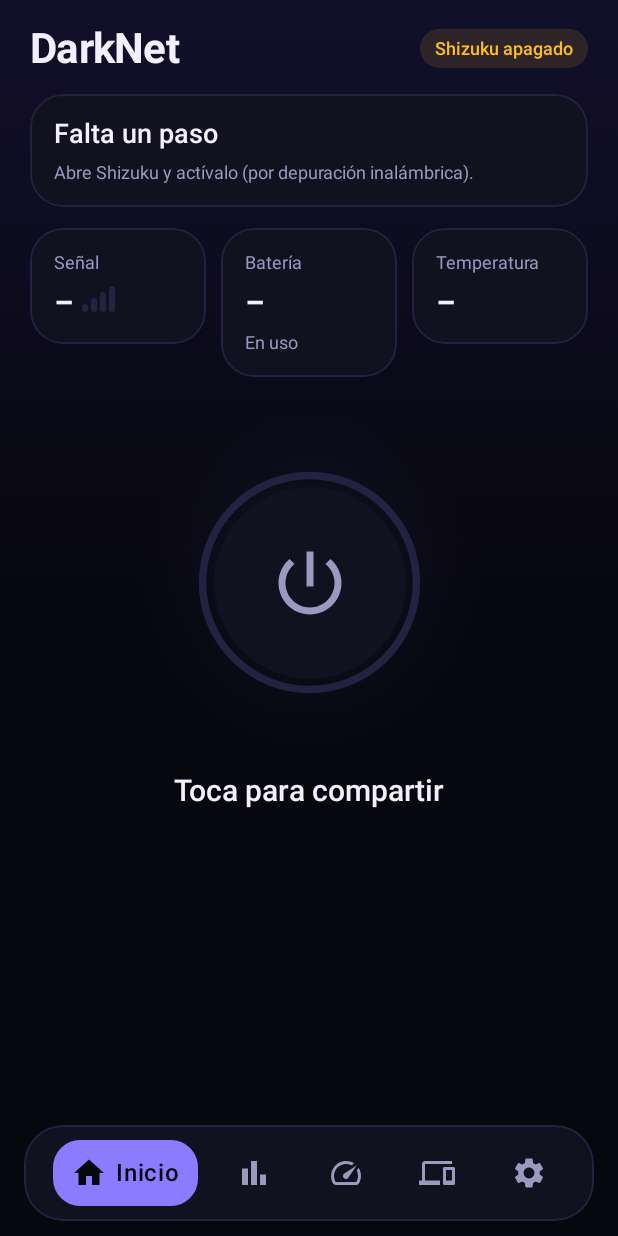
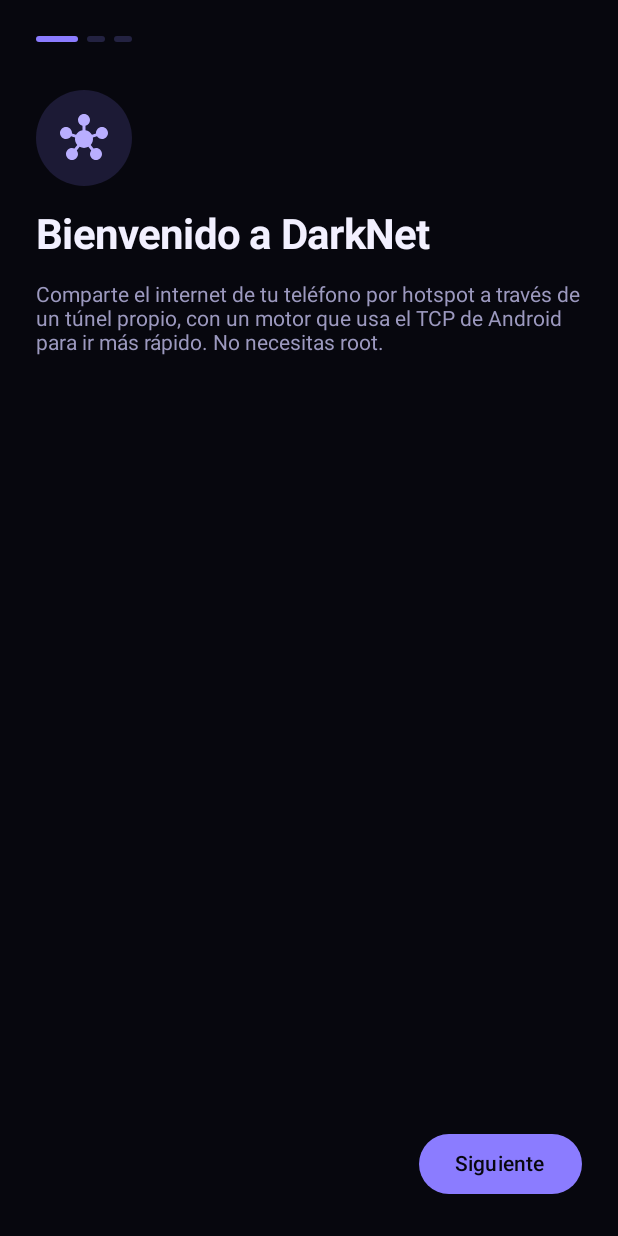
Before and after one commit to zeussavage22-cpu/Elcondor, an Android app built with Jetpack Compose: the screen it shows after launch (MainActivity), on a phone screen of 412 x 824 dp. Run offline under Robolectric (Android 15) with nearby library versions, the phone set to English and light mode, and no system bars; libraries missing offline, so code that uses them is left out: rikka.shizuku; pictures from the network do not load; 4 statements that could not run were skipped.

Commit message:
DarkNet 0.3: guide, themes, animations, QR, ad-blocking DNS
- First-run guide: what DarkNet does, getting Shizuku ready, band tip.
- Themes: dark, light or system, with five accent colors; palette is a
  Compose state so the whole app recolors at once.
- Animated tab transitions and onboarding steps.
- QR code to join the hotspot, with name and password read from the
  system by the privileged service (no typing).
- DNS choice for connected devices: normal, no ads, family (AdGuard DNS).

Co-Authored-By: Claude Opus 5.5 <noreply@anthropic.com>
Claude-Session: https://claude.ai/code/session_01T9LGL6GeBrW9174TPbD2h6

```diff
--- a/darknet/app/build.gradle.kts
+++ b/darknet/app/build.gradle.kts
@@ -14,8 +14,8 @@ android {
         applicationId = "dev.darknet"
         minSdk = 33
         targetSdk = 35
-        versionCode = 4
-        versionName = "0.2.0"
+        versionCode = 5
+        versionName = "0.3.0"
         ndk { abiFilters += "arm64-v8a" }
     }
 
@@ -77,6 +77,7 @@ dependencies {
     implementation("dev.rikka.shizuku:api:13.1.5")
     implementation("dev.rikka.shizuku:provider:13.1.5")
     implementation("org.lsposed.hiddenapibypass:hiddenapibypass:4.3")
+    implementation("com.google.zxing:core:3.5.3")
 
     testImplementation("junit:junit:4.13.2")
     testImplementation("org.json:json:20250107")
--- a/darknet/app/src/main/java/dev/darknet/MainActivity.kt
+++ b/darknet/app/src/main/java/dev/darknet/MainActivity.kt
@@ -1,6 +1,7 @@
 package dev.darknet
 
 import android.Manifest
+import androidx.compose.animation.togetherWith
 import android.app.Application
 import android.os.Bundle
 import androidx.activity.ComponentActivity
@@ -83,10 +84,34 @@ class MainActivity : ComponentActivity() {
         reconnect()
 
         setContent {
+            val settings by prefs.settings.collectAsState(initial = null)
+            val loaded = settings ?: return@setContent
+            val systemDark = androidx.compose.foundation.isSystemInDarkTheme()
+            val dark = when (loaded.theme) { "light" -> false; "system" -> systemDark; else -> true }
+            val accent = runCatching { dev.darknet.ui.Accent.valueOf(loaded.accent) }.getOrDefault(dev.darknet.ui.Accent.VIOLET)
+            dev.darknet.ui.Dn.palette = dev.darknet.ui.Palette.of(accent, dark)
+            androidx.compose.runtime.SideEffect {
+                androidx.core.view.WindowCompat.getInsetsController(window, window.decorView).apply {
+                    isAppearanceLightStatusBars = !dark
+                    isAppearanceLightNavigationBars = !dark
+                }
+            }
+
             DarkNetTheme {
                 val status by ShareService.status.collectAsState()
                 val shizuku by ShizukuLink.state.collectAsState()
-                val settings by prefs.settings.collectAsState(initial = Settings())
+                val settings = loaded
+                val scope0 = rememberCoroutineScope()
+                if (!settings.onboarded) {
+                    androidx.compose.foundation.layout.Box(Modifier.fillMaxSize().background(Dn.Background).statusBarsPadding()) {
+                        dev.darknet.ui.Onboarding(
+                            shizuku = shizuku,
+                            onRequestShizuku = ShizukuLink::requestPermission,
+                            onDone = { scope0.launch { prefs.setOnboarded(true) } },
+                        )
+                    }
+                    return@DarkNetTheme
+                }
                 var tab by rememberSaveable { mutableStateOf(Tab.HOME) }
                 var log by remember { mutableStateOf<List<String>?>(null) }
                 val scope = rememberCoroutineScope()
@@ -94,10 +119,19 @@ class MainActivity : ComponentActivity() {
                 Column(
                     Modifier
                         .fillMaxSize()
-                        .background(Brush.verticalGradient(listOf(Color(0xFF120F2A), Dn.Background, Dn.Background)))
+                        .background(Brush.verticalGradient(listOf(Dn.Glow, Dn.Background, Dn.Background)))
                         .statusBarsPadding(),
                 ) {
-                    Box(Modifier.weight(1f)) {
+                    androidx.compose.animation.AnimatedContent(
+                        targetState = tab,
+                        transitionSpec = {
+                            val dir = if (targetState.ordinal > initialState.ordinal) 1 else -1
+                            (androidx.compose.animation.slideInHorizontally { it / 6 * dir } + androidx.compose.animation.fadeIn()) togetherWith
+                                (androidx.compose.animation.slideOutHorizontally { -it / 6 * dir } + androidx.compose.animation.fadeOut())
+                        },
+                        modifier = Modifier.weight(1f),
+                        label = "tabs",
+                    ) { tab ->
                         when (tab) {
                             Tab.HOME -> HomeScreen(
                                 status = status,
@@ -112,7 +146,7 @@ class MainActivity : ComponentActivity() {
                             )
                             Tab.ACTIVITY -> dev.darknet.ui.ActivityScreen()
                             Tab.SPEED -> SpeedScreen(onRun = { lifecycleScope.launch { SpeedTest.run() } })
-                            Tab.DEVICES -> DevicesScreen(status)
+                            Tab.DEVICES -> DevicesScreen(status, shizuku == ShizukuState.READY)
                             Tab.SETTINGS -> SettingsScreen(
                                 settings = settings,
                                 shizuku = shizuku,
@@ -124,6 +158,9 @@ class MainActivity : ComponentActivity() {
                                 onQuotaStop = { v -> scope.launch { prefs.setQuotaStop(v) } },
                                 onIdle = { v -> scope.launch { prefs.setIdleMinutes(v) } },
                                 onAlerts = { v -> scope.launch { prefs.setDeviceAlerts(v) } },
+                                onAccent = { v -> scope.launch { prefs.setAccent(v) } },
+                                onTheme = { v -> scope.launch { prefs.setTheme(v) } },
+                                onDns = { v -> scope.launch { prefs.setDns(v) } },
                                 onShizuku = ShizukuLink::requestPermission,
                                 onShowLog = { scope.launch { log = ShareService.log() } },
                                 onHideLog = { log = null },
--- a/darknet/app/src/main/java/dev/darknet/ShareService.kt
+++ b/darknet/app/src/main/java/dev/darknet/ShareService.kt
@@ -70,6 +70,7 @@ class ShareService : Service() {
             try {
                 val settings = prefs.settings.first()
                 val options = JSONObject().put("fastEngine", settings.fastEngine).put("usb", settings.usb)
+                    .put("dns", org.json.JSONArray(dev.darknet.data.DnsChoice.servers[settings.dns].orEmpty()))
                 val service = ShizukuLink.service()
                 publish(ShareStatus.parse(service.start(options.toString())))
                 if (mutableStatus.value.isActive) followStatus() else stopSelf()
--- a/darknet/app/src/main/java/dev/darknet/data/Prefs.kt
+++ b/darknet/app/src/main/java/dev/darknet/data/Prefs.kt
@@ -5,6 +5,7 @@ import androidx.datastore.preferences.core.Preferences
 import androidx.datastore.preferences.core.booleanPreferencesKey
 import androidx.datastore.preferences.core.edit
 import androidx.datastore.preferences.core.intPreferencesKey
+import androidx.datastore.preferences.core.stringPreferencesKey
 import androidx.datastore.preferences.preferencesDataStore
 import kotlinx.coroutines.flow.Flow
 import kotlinx.coroutines.flow.map
@@ -24,6 +25,14 @@ data class Settings(
     val idleMinutes: Int = 0,
     /** Notify when a device joins or leaves. */
     val deviceAlerts: Boolean = true,
+    /** Accent color name (see ui.Accent). */
+    val accent: String = "VIOLET",
+    /** "dark", "light" or "system". */
+    val theme: String = "dark",
+    /** The first-run guide was finished. */
+    val onboarded: Boolean = false,
+    /** DNS the hotspot's devices use: "normal", "noads" or "family". */
+    val dns: String = "normal",
 )
 
 private val Context.store by preferencesDataStore("darknet")
@@ -37,6 +46,10 @@ class Prefs(private val context: Context) {
         val quotaStop = booleanPreferencesKey("quota_stop")
         val idle = intPreferencesKey("idle_minutes")
         val alerts = booleanPreferencesKey("device_alerts")
+        val accent = stringPreferencesKey("accent")
+        val theme = stringPreferencesKey("theme")
+        val onboarded = booleanPreferencesKey("onboarded")
+        val dns = stringPreferencesKey("dns")
     }
 
     val settings: Flow<Settings> = context.store.data.map(::read)
@@ -49,6 +62,10 @@ class Prefs(private val context: Context) {
         quotaStop = p[K.quotaStop] ?: false,
         idleMinutes = (p[K.idle] ?: 0).coerceAtLeast(0),
         deviceAlerts = p[K.alerts] ?: true,
+        accent = p[K.accent] ?: "VIOLET",
+        theme = p[K.theme] ?: "dark",
+        onboarded = p[K.onboarded] ?: false,
+        dns = p[K.dns] ?: "normal",
     )
 
     suspend fun setFastEngine(value: Boolean) = context.store.edit { it[K.fast] = value }
@@ -58,4 +75,20 @@ class Prefs(private val context: Context) {
     suspend fun setQuotaStop(value: Boolean) = context.store.edit { it[K.quotaStop] = value }
     suspend fun setIdleMinutes(minutes: Int) = context.store.edit { it[K.idle] = minutes.coerceAtLeast(0) }
     suspend fun setDeviceAlerts(value: Boolean) = context.store.edit { it[K.alerts] = value }
+    suspend fun setAccent(value: String) = context.store.edit { it[K.accent] = value }
+    suspend fun setTheme(value: String) = context.store.edit { it[K.theme] = value }
+    suspend fun setOnboarded(value: Boolean) = context.store.edit { it[K.onboarded] = value }
+    suspend fun setDns(value: String) = context.store.edit { it[K.dns] = value }
 }
+
+/** DNS servers for each choice, IPv4 and IPv6. */
+object DnsChoice {
+    val servers = mapOf(
+        "normal" to listOf("1.1.1.1", "8.8.8.8", "2606:4700:4700::1111", "2001:4860:4860::8888"),
+        // AdGuard DNS: blocks ads and trackers.
+        "noads" to listOf("94.140.14.14", "94.140.15.15", "2a10:50c0::ad1:ff", "2a10:50c0::ad2:ff"),
+        // AdGuard DNS Family: also blocks adult content and enforces safe search.
+        "family" to listOf("94.140.14.15", "94.140.15.16", "2a10:50c0::bad1:ff", "2a10:50c0::bad2:ff"),
+    )
+    val labels = mapOf("normal" to "Normal", "noads" to "Sin anuncios", "family" to "Familiar")
+}
--- /dev/null
+++ b/darknet/app/src/main/java/dev/darknet/ui/Onboarding.kt
@@ -0,0 +1,138 @@
+package dev.darknet.ui
+
+import android.content.Intent
+import android.net.Uri
+import androidx.compose.animation.AnimatedContent
+import androidx.compose.animation.fadeIn
+import androidx.compose.animation.fadeOut
+import androidx.compose.animation.slideInHorizontally
+import androidx.compose.animation.slideOutHorizontally
+import androidx.compose.animation.togetherWith
+import androidx.compose.foundation.background
+import androidx.compose.foundation.layout.Arrangement
+import androidx.compose.foundation.layout.Box
+import androidx.compose.foundation.layout.Column
+import androidx.compose.foundation.layout.Row
+import androidx.compose.foundation.layout.Spacer
+import androidx.compose.foundation.layout.fillMaxSize
+import androidx.compose.foundation.layout.fillMaxWidth
+import androidx.compose.foundation.layout.height
+import androidx.compose.foundation.layout.navigationBarsPadding
+import androidx.compose.foundation.layout.padding
+import androidx.compose.foundation.layout.size
+import androidx.compose.foundation.layout.width
+import androidx.compose.foundation.shape.CircleShape
+import androidx.compose.material.icons.Icons
+import androidx.compose.material.icons.filled.CheckCircle
+import androidx.compose.material.icons.filled.Hub
+import androidx.compose.material.icons.filled.Key
+import androidx.compose.material.icons.filled.Wifi
+import androidx.compose.material3.Button
+import androidx.compose.material3.ButtonDefaults
+import androidx.compose.material3.Icon
+import androidx.compose.material3.Text
+import androidx.compose.material3.TextButton
+import androidx.compose.runtime.Composable
+import androidx.compose.runtime.getValue
+import androidx.compose.runtime.mutableIntStateOf
+import androidx.compose.runtime.saveable.rememberSaveable
+import androidx.compose.runtime.setValue
+import androidx.compose.ui.Alignment
+import androidx.compose.ui.Modifier
+import androidx.compose.ui.draw.clip
+import androidx.compose.ui.graphics.vector.ImageVector
+import androidx.compose.ui.platform.LocalContext
+import androidx.compose.ui.unit.dp
+import dev.darknet.ShizukuState
+
+/** First-run guide: what DarkNet does, getting Shizuku ready, and two tips. */
+@Composable
+fun Onboarding(shizuku: ShizukuState, onRequestShizuku: () -> Unit, onDone: () -> Unit) {
+    var step by rememberSaveable { mutableIntStateOf(0) }
+    val context = LocalContext.current
+    val last = 2
+
+    Column(Modifier.fillMaxSize().padding(24.dp).navigationBarsPadding()) {
+        Row(horizontalArrangement = Arrangement.spacedBy(6.dp)) {
+            for (i in 0..last) {
+                Box(
+                    Modifier.height(4.dp).width(if (i == step) 28.dp else 12.dp).clip(CircleShape)
+                        .background(if (i <= step) Dn.Violet else Dn.Border),
+                )
+            }
+        }
+        Spacer(Modifier.height(32.dp))
+
+        AnimatedContent(
+            targetState = step,
+            transitionSpec = {
+                val dir = if (targetState > initialState) 1 else -1
+                (slideInHorizontally { it / 4 * dir } + fadeIn()) togetherWith (slideOutHorizontally { -it / 4 * dir } + fadeOut())
+            },
+            modifier = Modifier.weight(1f),
+            label = "onboarding",
+        ) { s ->
+            Column(verticalArrangement = Arrangement.spacedBy(16.dp)) {
+                when (s) {
+                    0 -> Page(Icons.Filled.Hub, "Bienvenido a DarkNet",
+                        "Comparte el internet de tu teléfono por hotspot a través de un túnel propio, con un motor que usa el TCP de Android para ir más rápido. No necesitas root.")
+                    1 -> {
+                        Page(Icons.Filled.Key, "Conecta Shizuku",
+                            "DarkNet usa Shizuku para controlar el hotspot con permisos del sistema. Se activa una vez con la depuración inalámbrica.")
+                        Panel {
+                            Text(
+                                when (shizuku) {
+                                    ShizukuState.READY -> "✓ Shizuku listo y con permiso"
+                                    ShizukuState.NO_PERMISSION -> "Shizuku está activo: falta darle permiso a DarkNet."
+                                    ShizukuState.NOT_RUNNING -> "Shizuku está instalado pero apagado: ábrelo y pulsa Iniciar."
+                                    ShizukuState.NOT_INSTALLED -> "Shizuku no está instalado."
+                                },
+                                style = Dn.Body.copy(color = if (shizuku == ShizukuState.READY) Dn.Green else Dn.Text),
+                            )
+                            when (shizuku) {
+                                ShizukuState.NO_PERMISSION -> TextButton(onClick = onRequestShizuku) { Text("Conceder permiso", color = Dn.VioletSoft) }
+                                ShizukuState.NOT_INSTALLED -> TextButton(onClick = {
+                                    runCatching {
+                                        context.startActivity(Intent(Intent.ACTION_VIEW, Uri.parse("https://play.google.com/store/apps/details?id=moe.shizuku.privileged.api")).addFlags(Intent.FLAG_ACTIVITY_NEW_TASK))
+                                    }
+                                }) { Text("Instalar Shizuku", color = Dn.VioletSoft) }
+                                ShizukuState.NOT_RUNNING -> TextButton(onClick = {
+                                    context.packageManager.getLaunchIntentForPackage("moe.shizuku.privileged.api")?.let { runCatching { context.startActivity(it) } }
+                                }) { Text("Abrir Shizuku", color = Dn.VioletSoft) }
+                                ShizukuState.READY -> Unit
+                            }
+                        }
+                    }
+                    else -> {
+                        Page(Icons.Filled.Wifi, "Dos consejos",
+                            "Para la mejor velocidad, pon tu hotspot en 5 GHz: Ajustes → Conexiones → Mobile Hotspot → Configurar → Banda.")
+                        Panel {
+                            Row(horizontalArrangement = Arrangement.spacedBy(10.dp), verticalAlignment = Alignment.CenterVertically) {
+                                Icon(Icons.Filled.CheckCircle, null, tint = Dn.Green)
+                                Text("Si algo falla, Ajustes → Ver registro dice exactamente dónde.", style = Dn.Body)
+                            }
+                        }
+                    }
+                }
+            }
+        }
+
+        Row(verticalAlignment = Alignment.CenterVertically) {
+            if (step > 0) TextButton(onClick = { step-- }) { Text("Atrás", color = Dn.Muted) }
+            Spacer(Modifier.weight(1f))
+            Button(
+                onClick = { if (step < last) step++ else onDone() },
+                colors = ButtonDefaults.buttonColors(containerColor = Dn.Violet),
+            ) { Text(if (step < last) "Siguiente" else "Empezar", color = Dn.Background) }
+        }
+    }
+}
+
+@Composable
+private fun Page(icon: ImageVector, title: String, body: String) {
+    Box(Modifier.size(64.dp).clip(CircleShape).background(Dn.Violet.copy(alpha = 0.16f)), contentAlignment = Alignment.Center) {
+        Icon(icon, null, tint = Dn.VioletSoft, modifier = Modifier.size(32.dp))
+    }
+    Text(title, style = Dn.Title)
+    Text(body, style = Dn.Body.copy(color = Dn.Muted))
+}
--- a/darknet/app/src/main/java/dev/darknet/ui/Theme.kt
+++ b/darknet/app/src/main/java/dev/darknet/ui/Theme.kt
@@ -11,6 +11,10 @@ import androidx.compose.foundation.shape.RoundedCornerShape
 import androidx.compose.material3.MaterialTheme
 import androidx.compose.material3.Text
 import androidx.compose.material3.darkColorScheme
+import androidx.compose.material3.lightColorScheme
+import androidx.compose.runtime.getValue
+import androidx.compose.runtime.mutableStateOf
+import androidx.compose.runtime.setValue
 import androidx.compose.runtime.Composable
 import androidx.compose.ui.Modifier
 import androidx.compose.ui.draw.clip
@@ -20,33 +24,71 @@ import androidx.compose.ui.text.font.FontWeight
 import androidx.compose.ui.unit.dp
 import androidx.compose.ui.unit.sp
 
-/** DarkNet's palette: near-black night with a violet and cyan signal. */
+/** An accent the user can pick: the main color and its lighter partner. */
+enum class Accent(val label: String, val main: Color, val soft: Color, val partner: Color) {
+    VIOLET("Violeta", Color(0xFF8B7CFF), Color(0xFFB9AEFF), Color(0xFF22D3EE)),
+    CYAN("Cian", Color(0xFF22B8D6), Color(0xFF7FE3F5), Color(0xFF8B7CFF)),
+    GREEN("Verde", Color(0xFF22B573), Color(0xFF7DE3B4), Color(0xFF22D3EE)),
+    PINK("Rosa", Color(0xFFE0569B), Color(0xFFF5A3CB), Color(0xFF8B7CFF)),
+    ORANGE("Naranja", Color(0xFFF08A24), Color(0xFFF8C089), Color(0xFFE0569B)),
+}
+
+/** All colors of one look. Dark is the default; light is optional. */
+data class Palette(
+    val isDark: Boolean,
+    val accent: Accent,
+    val background: Color,
+    val surface: Color,
+    val surfaceHigh: Color,
+    val border: Color,
+    val text: Color,
+    val muted: Color,
+    val glow: Color,
+) {
+    companion object {
+        fun of(accent: Accent, dark: Boolean) = if (dark) {
+            Palette(true, accent, Color(0xFF07070E), Color(0xFF111120), Color(0xFF191830), Color(0xFF232241),
+                Color(0xFFF2F0FF), Color(0xFF9C99BF), Color(0xFF120F2A))
+        } else {
+            Palette(false, accent, Color(0xFFF6F5FC), Color(0xFFFFFFFF), Color(0xFFEFEDFA), Color(0xFFE1DEF0),
+                Color(0xFF15132B), Color(0xFF5D5A7E), Color(0xFFE9E5FF))
+        }
+    }
+}
+
+/**
+ * DarkNet's colors and text styles. They read the current [palette], a
+ * Compose state, so changing the theme recolors every screen at once.
+ */
 object Dn {
-    val Background = Color(0xFF07070E)
-    val Surface = Color(0xFF111120)
-    val SurfaceHigh = Color(0xFF191830)
-    val Border = Color(0xFF232241)
-    val Text = Color(0xFFF2F0FF)
-    val Muted = Color(0xFF9C99BF)
-    val Violet = Color(0xFF8B7CFF)
-    val VioletSoft = Color(0xFFB9AEFF)
-    val Cyan = Color(0xFF22D3EE)
-    val Green = Color(0xFF34D399)
-    val Amber = Color(0xFFFBBF24)
-    val Red = Color(0xFFF87171)
+    var palette by mutableStateOf(Palette.of(Accent.VIOLET, dark = true))
 
-    val Title = TextStyle(fontSize = 28.sp, fontWeight = FontWeight.Bold, letterSpacing = (-0.5).sp, color = Text)
-    val Heading = TextStyle(fontSize = 18.sp, fontWeight = FontWeight.SemiBold, color = Text)
-    val Body = TextStyle(fontSize = 14.sp, color = Text)
-    val Small = TextStyle(fontSize = 12.sp, color = Muted)
-    val Label = TextStyle(fontSize = 11.sp, fontWeight = FontWeight.SemiBold, letterSpacing = 1.sp, color = Muted)
-    val Value = TextStyle(fontSize = 20.sp, fontWeight = FontWeight.Bold, color = Text)
+    val Background get() = palette.background
+    val Surface get() = palette.surface
+    val SurfaceHigh get() = palette.surfaceHigh
+    val Border get() = palette.border
+    val Text get() = palette.text
+    val Muted get() = palette.muted
+    val Glow get() = palette.glow
+    val Violet get() = palette.accent.main
+    val VioletSoft get() = if (palette.isDark) palette.accent.soft else palette.accent.main
+    val Cyan get() = palette.accent.partner
+    val Green get() = Color(0xFF34D399)
+    val Amber get() = Color(0xFFFBBF24)
+    val Red get() = Color(0xFFF87171)
+
+    val Title get() = TextStyle(fontSize = 28.sp, fontWeight = FontWeight.Bold, letterSpacing = (-0.5).sp, color = Text)
+    val Heading get() = TextStyle(fontSize = 18.sp, fontWeight = FontWeight.SemiBold, color = Text)
+    val Body get() = TextStyle(fontSize = 14.sp, color = Text)
+    val Small get() = TextStyle(fontSize = 12.sp, color = Muted)
+    val Label get() = TextStyle(fontSize = 11.sp, fontWeight = FontWeight.SemiBold, letterSpacing = 1.sp, color = Muted)
+    val Value get() = TextStyle(fontSize = 20.sp, fontWeight = FontWeight.Bold, color = Text)
 }
 
 @Composable
 fun DarkNetTheme(content: @Composable () -> Unit) {
     MaterialTheme(
-        colorScheme = darkColorScheme(
+        colorScheme = (if (Dn.palette.isDark) darkColorScheme() else lightColorScheme()).copy(
             primary = Dn.Violet,
             onPrimary = Dn.Background,
             secondary = Dn.Cyan,
```
Also changed, not shown: darknet/app/src/main/java/dev/darknet/service/PrivilegedService.kt (+11 -1 lines), darknet/app/src/main/java/dev/darknet/service/SystemNet.kt (+17 -4 lines), darknet/app/src/main/java/dev/darknet/ui/OtherScreens.kt (+30 -1 lines), darknet/app/src/main/java/dev/darknet/ui/QrScreen.kt (added, +110 -0 lines), darknet/app/src/main/aidl/dev/darknet/IDarkNetService.aidl, 1 other file.
